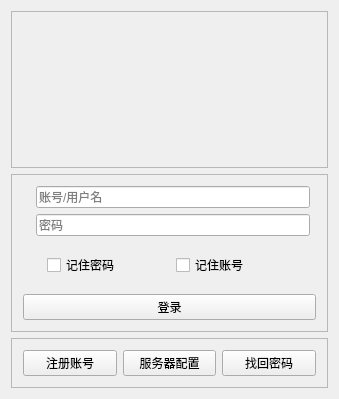
zhaomangang/ElectromagneticDog, file client/Desktop_Android/ElectromagneticDog/login.ui: the form before one commit.
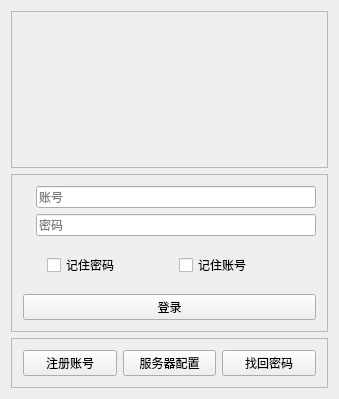
The form after the commit. Icons and pictures are not drawn.

Patch:
```diff
--- a/client/Desktop_Android/ElectromagneticDog/login.ui
+++ b/client/Desktop_Android/ElectromagneticDog/login.ui
@@ -54,23 +54,7 @@
       <enum>QFrame::Raised</enum>
      </property>
      <layout class="QGridLayout" name="gridLayout">
-      <item row="1" column="1">
-       <widget class="QLineEdit" name="input_password">
-        <property name="sizePolicy">
-         <sizepolicy hsizetype="Expanding" vsizetype="Fixed">
-          <horstretch>0</horstretch>
-          <verstretch>0</verstretch>
-         </sizepolicy>
-        </property>
-        <property name="echoMode">
-         <enum>QLineEdit::Password</enum>
-        </property>
-        <property name="placeholderText">
-         <string>密码</string>
-        </property>
-       </widget>
-      </item>
-      <item row="1" column="0">
+      <item row="2" column="0">
        <widget class="QLabel" name="label_2">
         <property name="sizePolicy">
          <sizepolicy hsizetype="Fixed" vsizetype="Fixed">
@@ -86,26 +70,7 @@
         </property>
        </widget>
       </item>
-      <item row="0" column="1">
-       <widget class="QLineEdit" name="input_user">
-        <property name="sizePolicy">
-         <sizepolicy hsizetype="Expanding" vsizetype="Fixed">
-          <horstretch>0</horstretch>
-          <verstretch>0</verstretch>
-         </sizepolicy>
-        </property>
-        <property name="inputMask">
-         <string/>
-        </property>
-        <property name="text">
-         <string/>
-        </property>
-        <property name="placeholderText">
-         <string>账号/用户名</string>
-        </property>
-       </widget>
-      </item>
-      <item row="3" column="0" colspan="3">
+      <item row="4" column="0" colspan="4">
        <widget class="QPushButton" name="button_login">
         <property name="sizePolicy">
          <sizepolicy hsizetype="Preferred" vsizetype="Fixed">
@@ -122,7 +87,7 @@
         </property>
        </widget>
       </item>
-      <item row="0" column="0">
+      <item row="1" column="0">
        <widget class="QLabel" name="label">
         <property name="sizePolicy">
          <sizepolicy hsizetype="Fixed" vsizetype="Fixed">
@@ -141,7 +106,7 @@
         </property>
        </widget>
       </item>
-      <item row="2" column="1">
+      <item row="3" column="1" colspan="3">
        <widget class="QWidget" name="widget" native="true">
         <layout class="QHBoxLayout" name="horizontalLayout_2">
          <item>
@@ -161,6 +126,59 @@
         </layout>
        </widget>
       </item>
+      <item row="2" column="1" colspan="3">
+       <widget class="QLineEdit" name="input_password">
+        <property name="sizePolicy">
+         <sizepolicy hsizetype="Expanding" vsizetype="Fixed">
+          <horstretch>0</horstretch>
+          <verstretch>0</verstretch>
+         </sizepolicy>
+        </property>
+        <property name="inputMask">
+         <string/>
+        </property>
+        <property name="text">
+         <string/>
+        </property>
+        <property name="echoMode">
+         <enum>QLineEdit::Password</enum>
+        </property>
+        <property name="placeholderText">
+         <string>密码</string>
+        </property>
+       </widget>
+      </item>
+      <item row="1" column="1" colspan="3">
+       <widget class="QLineEdit" name="input_user">
+        <property name="sizePolicy">
+         <sizepolicy hsizetype="Expanding" vsizetype="Fixed">
+          <horstretch>0</horstretch>
+          <verstretch>0</verstretch>
+         </sizepolicy>
+        </property>
+        <property name="inputMethodHints">
+         <set>Qt::ImhNone</set>
+        </property>
+        <property name="inputMask">
+         <string/>
+        </property>
+        <property name="text">
+         <string/>
+        </property>
+        <property name="maxLength">
+         <number>10</number>
+        </property>
+        <property name="echoMode">
+         <enum>QLineEdit::Normal</enum>
+        </property>
+        <property name="placeholderText">
+         <string>账号</string>
+        </property>
+        <property name="clearButtonEnabled">
+         <bool>false</bool>
+        </property>
+       </widget>
+      </item>
      </layout>
     </widget>
    </item>
@@ -207,16 +225,6 @@
   <zorder>frame</zorder>
   <zorder>frame_2</zorder>
   <zorder>frame_3</zorder>
-  <zorder>label_4</zorder>
-  <zorder>input_user</zorder>
-  <zorder>label</zorder>
-  <zorder>label_2</zorder>
-  <zorder>input_password</zorder>
-  <zorder>checkBox_remberpwd</zorder>
-  <zorder>button_login</zorder>
-  <zorder>button_regsiter</zorder>
-  <zorder>button_set</zorder>
-  <zorder>button_find</zorder>
  </widget>
  <layoutdefault spacing="6" margin="11"/>
  <resources>
```
